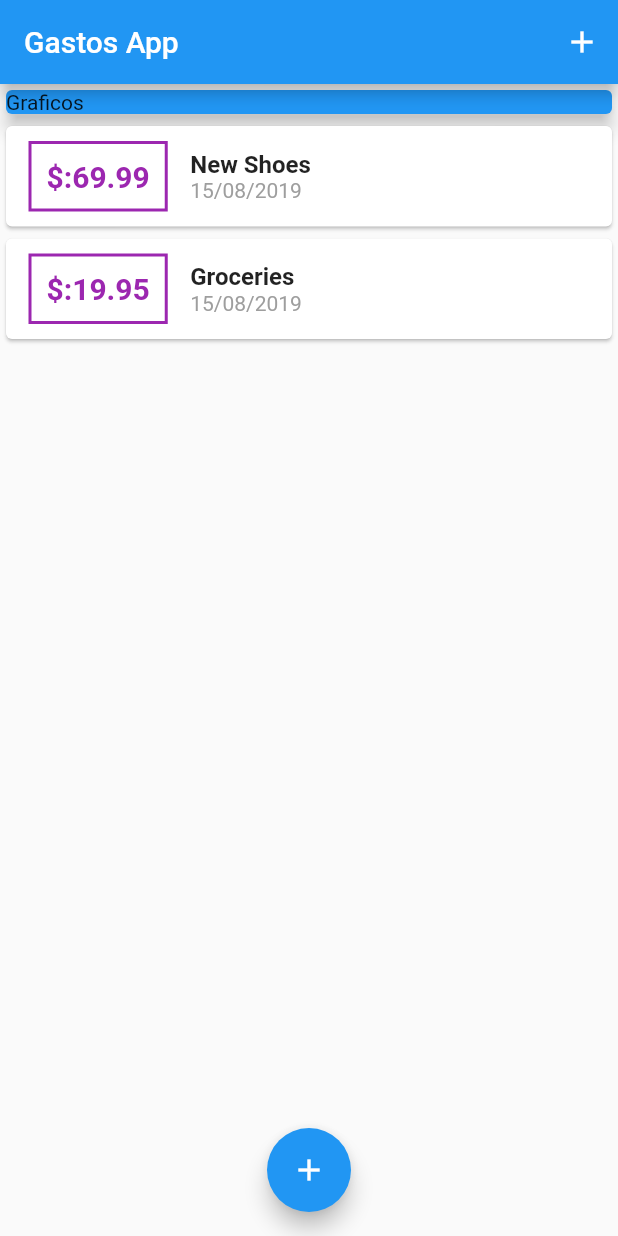
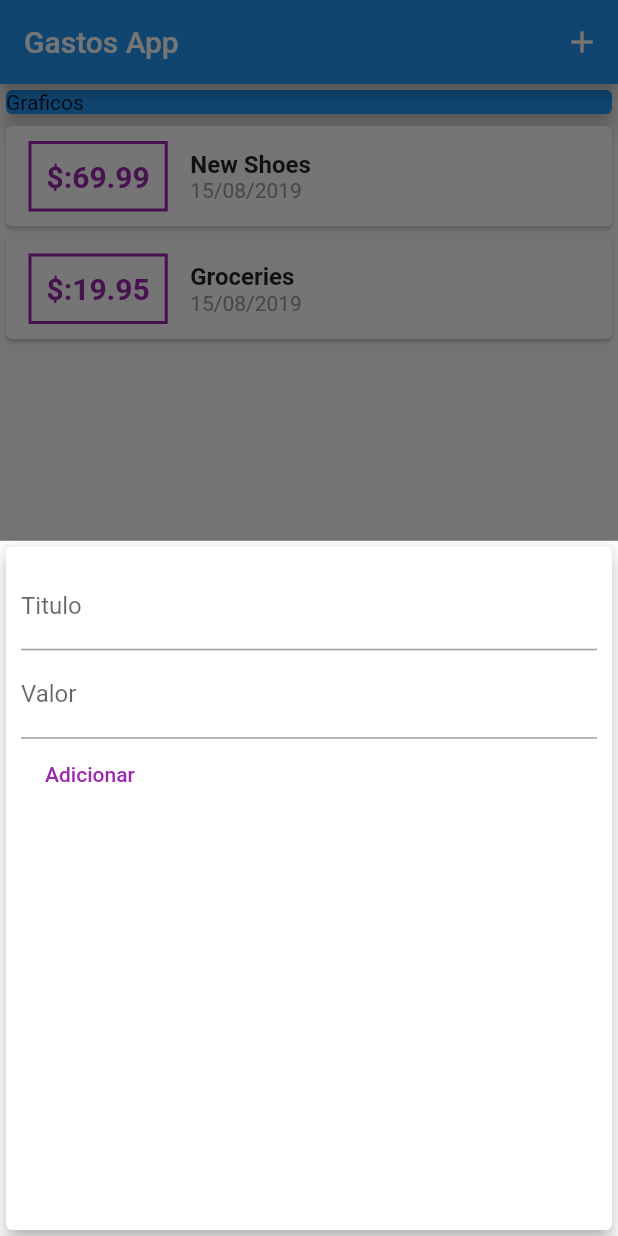
Before and after one commit to mavmaso/gastos_app, a Flutter app: the screen it shows after launch, after a tap on the "add" icon, on a phone screen of 412 x 824 dp. Run offline on Flutter 3.47's test engine with Material 2 defaults, Android fonts, the phone set to English and light mode, and no system bars.

Commit message:
Showing a Modal Bottom Sheet

```diff
--- a/lib/main.dart
+++ b/lib/main.dart
@@ -6,12 +6,22 @@ import 'package:flutter/material.dart';
 
 void main() => runApp(MyApp());
 
-class MyApp extends StatefulWidget {
+class MyApp extends StatelessWidget {
   @override
-  _MyAppState createState() => _MyAppState();
+  Widget build(BuildContext context) {
+    return MaterialApp(
+      title: 'Gastos App',
+      home: MyHomePage(),
+    );
+  }
 }
 
-class _MyAppState extends State<MyApp> {
+class MyHomePage extends StatefulWidget {
+  @override
+  _MyHomePageState createState() => _MyHomePageState();
+}
+
+class _MyHomePageState extends State<MyHomePage> {
   final List<Transaction> _userTransactions = [
     Transaction(
       id: 't1',
@@ -43,14 +53,18 @@ class _MyAppState extends State<MyApp> {
     showModalBottomSheet(
       context: ctx,
       builder: (_) {
-          return NewTransaction(_addNewTransaction);
-        });
+        return GestureDetector(
+          onTap: () {},
+          child: NewTransaction(_addNewTransaction),
+          behavior: HitTestBehavior.opaque,
+        );
+      },
+    );
   }
 
   @override
   Widget build(BuildContext context) {
-    return MaterialApp(
-      home: Scaffold(
+    return Scaffold(
       appBar: AppBar(
         title: Text('Gastos App'),
         actions: <Widget>[
@@ -81,7 +95,6 @@ class _MyAppState extends State<MyApp> {
         child: Icon(Icons.add),
         onPressed: () => _startAddNewTransaction(context),
       ),
-      ),
     );
   }
 }
```
Lines whose indentation alone changed are shown as unchanged.
